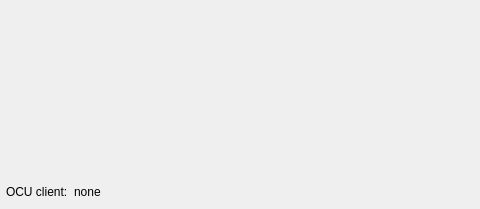
First picture: the form in iop_rqt_access_control_fkie/src/iop_rqt_access_control_fkie/iop_rqt_access_control.ui, repository fkie/iop_gui, before the edit; both pictures show x 0 to 480 and y 0 to 209 of the 751 by 209 pixel window.
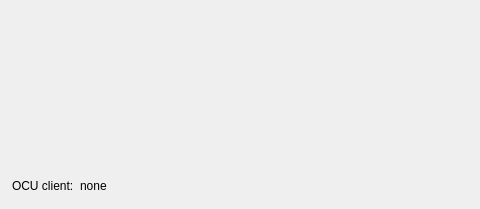
Second picture: the form after the edit. Icons and pictures are not drawn.

Diff of the .ui file:
```diff
--- a/iop_rqt_access_control_fkie/src/iop_rqt_access_control_fkie/iop_rqt_access_control.ui
+++ b/iop_rqt_access_control_fkie/src/iop_rqt_access_control_fkie/iop_rqt_access_control.ui
@@ -18,7 +18,7 @@
     <number>0</number>
    </property>
    <property name="leftMargin">
-    <number>0</number>
+    <number>6</number>
    </property>
    <property name="topMargin">
     <number>0</number>
@@ -27,7 +27,7 @@
     <number>0</number>
    </property>
    <property name="bottomMargin">
-    <number>0</number>
+    <number>6</number>
    </property>
    <item>
     <widget class="QFrame" name="robots">
```
